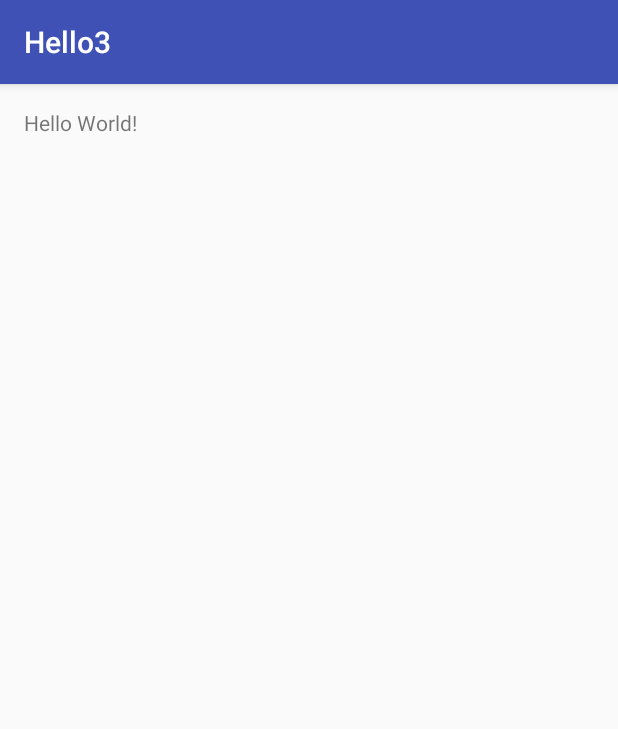
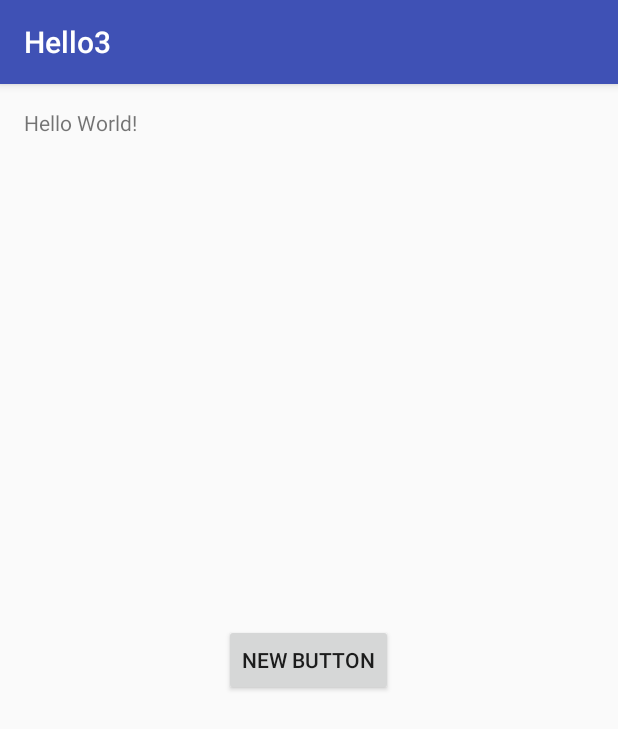
Before and after one commit to akokubo/ICTCA20151115-03, an Android app: the screen it shows after launch (MainActivity), on a phone screen of 412 x 824 dp. Shown: the top 729 px of the screen. Run offline under Robolectric (Android 15) with nearby library versions, the phone set to English and light mode, and no system bars.

Commit message:
ボタンの追加

```diff
--- a/app/src/main/res/layout/activity_main.xml
+++ b/app/src/main/res/layout/activity_main.xml
@@ -7,5 +7,14 @@
     android:paddingBottom="@dimen/activity_vertical_margin" tools:context=".MainActivity">
 
     <TextView android:text="Hello World!" android:layout_width="wrap_content"
-        android:layout_height="wrap_content" />
+        android:layout_height="wrap_content"
+        android:id="@+id/textView" />
+
+    <Button
+        android:layout_width="wrap_content"
+        android:layout_height="wrap_content"
+        android:text="New Button"
+        android:id="@+id/button"
+        android:layout_centerVertical="true"
+        android:layout_centerHorizontal="true" />
 </RelativeLayout>
```
